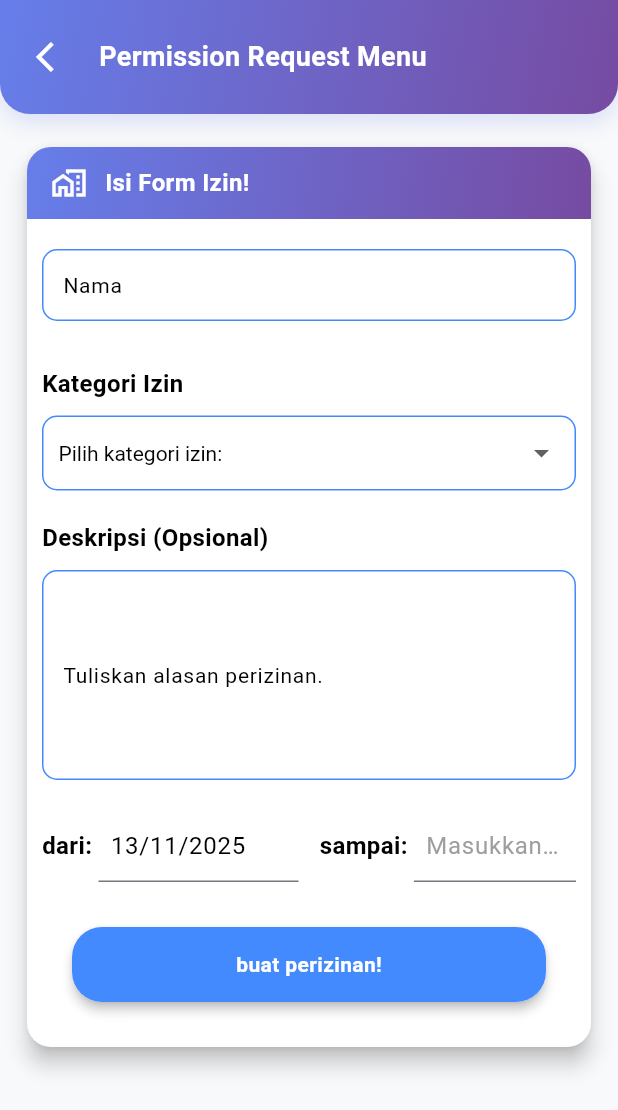
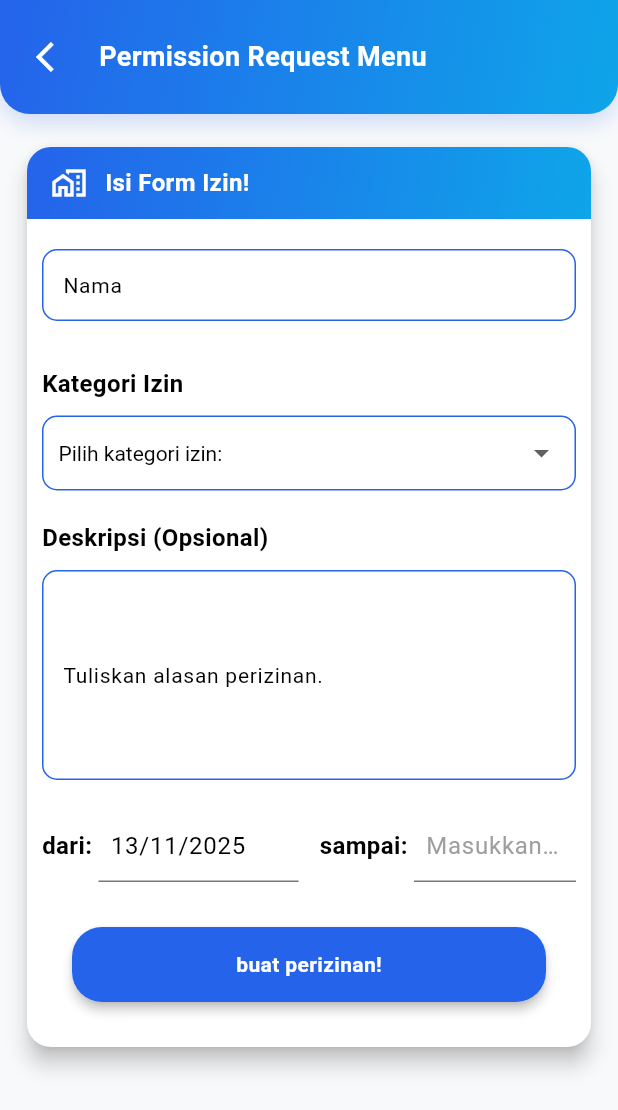
Before and after one commit to YusufxAlbana/attendance-app, a Flutter app: the screen it shows after launch, after a tap on "Permission", on a phone screen of 412 x 824 dp. Shown: the top 1110 px of the screen. Run offline on Flutter 3.47's test engine with Material 3 defaults, Android fonts, the phone set to English and light mode, and no system bars; our stand-ins replace camera, cloud_firestore, dotted_border, firebase_core, geocoding, geolocator and 1 more; missing offline and left inert: google_mlkit_face_detection; accounts and stored records are empty.

Commit message:
ganti warna aja

```diff
--- a/lib/screen/absent/absent_screen.dart
+++ b/lib/screen/absent/absent_screen.dart
@@ -55,7 +55,7 @@ class _AbsentScreenState extends State<AbsentScreen> {
       content: Row(
         children: [
           const CircularProgressIndicator(
-            valueColor: AlwaysStoppedAnimation<Color>(Colors.blueAccent),
+            valueColor: AlwaysStoppedAnimation<Color>(Color(0xFF2563EB)),
           ),
           Container(
             margin: const EdgeInsets.only(left: 20),
@@ -197,8 +197,8 @@ class _AbsentScreenState extends State<AbsentScreen> {
     Size size = MediaQuery.of(context).size;
 
     // theme colors (same as home)
-    const Color primary1 = Color(0xFF667EEA);
-    const Color primary2 = Color(0xFF764BA2);
+    const Color primary1 = Color(0xFF2563EB);
+    const Color primary2 = Color(0xFF0EA5E9);
 
     return Scaffold(
       backgroundColor: const Color(0xFFF8F9FA),
@@ -286,11 +286,11 @@ class _AbsentScreenState extends State<AbsentScreen> {
                     ),
                     border: OutlineInputBorder(
                       borderRadius: BorderRadius.circular(10),
-                      borderSide: const BorderSide(color: Colors.blueAccent),
+                      borderSide: const BorderSide(color: Color(0xFF2563EB)),
                     ),
                     enabledBorder: OutlineInputBorder(
                       borderRadius: BorderRadius.circular(10),
-                      borderSide: const BorderSide(color: Colors.blueAccent),
+                      borderSide: const BorderSide(color: Color(0xFF2563EB)),
                     ),
                   ),
                 ),
@@ -315,7 +315,7 @@ class _AbsentScreenState extends State<AbsentScreen> {
                   decoration: BoxDecoration(
                     borderRadius: BorderRadius.circular(10),
                     border: Border.all(
-                      color: Colors.blueAccent,
+                      color: Color(0xFF2563EB),
                       style: BorderStyle.solid,
                       width: 1,
                     ),
@@ -383,11 +383,11 @@ class _AbsentScreenState extends State<AbsentScreen> {
                     ),
                     border: OutlineInputBorder(
                       borderRadius: BorderRadius.circular(10),
-                      borderSide: const BorderSide(color: Colors.blueAccent),
+                      borderSide: const BorderSide(color: Color(0xFF2563EB)),
                     ),
                     enabledBorder: OutlineInputBorder(
                       borderRadius: BorderRadius.circular(10),
-                      borderSide: const BorderSide(color: Colors.blueAccent),
+                      borderSide: const BorderSide(color: Color(0xFF2563EB)),
                     ),
                   ),
                 ),
@@ -458,12 +458,12 @@ class _AbsentScreenState extends State<AbsentScreen> {
                                         colorScheme: const ColorScheme.light(
                                           onPrimary: Colors.white,
                                           onSurface: Colors.black,
-                                          primary: Colors.blueAccent,
+                                          primary: Color(0xFF2563EB),
                                         ),
                                         datePickerTheme:
                                             const DatePickerThemeData(
                                               headerBackgroundColor:
-                                                  Colors.blueAccent,
+                                                  Color(0xFF2563EB),
                                               backgroundColor: Colors.white,
                                               headerForegroundColor:
                                                   Colors.white,
@@ -521,7 +521,7 @@ class _AbsentScreenState extends State<AbsentScreen> {
                     ),
                     child: Material(
                       borderRadius: BorderRadius.circular(20),
-                      color: Colors.blueAccent,
+                      color: Color(0xFF2563EB),
                       child: InkWell(
                         splashColor: Colors.blue,
                         borderRadius: BorderRadius.circular(20),
@@ -545,7 +545,7 @@ class _AbsentScreenState extends State<AbsentScreen> {
                                     ),
                                   ],
                                 ),
-                                backgroundColor: Colors.blueAccent,
+                                backgroundColor: Color(0xFF2563EB),
                                 shape: StadiumBorder(),
                                 behavior: SnackBarBehavior.floating,
                               ),
--- a/lib/screen/info/info_screen.dart
+++ b/lib/screen/info/info_screen.dart
@@ -5,10 +5,10 @@ class InfoScreen extends StatelessWidget {
 
   @override
   Widget build(BuildContext context) {
-    const Color primary1 = Color(0xFF667EEA);
-    const Color primary2 = Color(0xFF764BA2);
+    const Color primary1 = Color(0xFF2563EB);
+    const Color primary2 = Color(0xFF0EA5E9);
     return Scaffold(
-      backgroundColor: const Color.fromARGB(106, 248, 249, 250),
+      backgroundColor: const Color(0xFFF8F9FA),
       body: SafeArea(
         child: Column(
           children: [
--- a/lib/ui/home_screen.dart
+++ b/lib/ui/home_screen.dart
@@ -12,7 +12,6 @@ class HomeScreen extends StatelessWidget {
     // Responsive sizes
     final double screenW = MediaQuery.of(context).size.width;
     final double headerFontSize = screenW < 360 ? 20 : (screenW < 420 ? 22 : 24);
-    final double subtitleFontSize = screenW < 360 ? 12 : 13;
     final double headerVerticalPadding = screenW < 360 ? 14 : 18;
 
     return Scaffold(
@@ -25,7 +24,7 @@ class HomeScreen extends StatelessWidget {
               width: double.infinity,
               decoration: BoxDecoration(
                 gradient: const LinearGradient(
-                  colors: [Color(0xFF667EEA), Color(0xFF764BA2)],
+                  colors: [Color(0xFF2563EB), Color(0xFF0EA5E9)],
                   begin: Alignment.topLeft,
                   end: Alignment.bottomRight,
                 ),
@@ -35,7 +34,7 @@ class HomeScreen extends StatelessWidget {
                 ),
                 boxShadow: [
                   BoxShadow(
-                    color: const Color(0xFF667EEA).withOpacity(0.3),
+                    color: const Color(0xFF2563EB).withOpacity(0.3),
                     blurRadius: 20,
                     offset: const Offset(0, 10),
                   ),
@@ -51,15 +50,6 @@ class HomeScreen extends StatelessWidget {
                       fontSize: headerFontSize,
                       fontWeight: FontWeight.bold,
                       color: Colors.white,
-                    ),
-                  ),
-                  const SizedBox(height: 6),
-                  Text(
-                    "Welcome to Admin Panel",
-                    style: TextStyle(
-                      fontSize: subtitleFontSize,
-                      color: const Color(0xFFE0E0FF),
-                      fontWeight: FontWeight.w500,
                     ),
                   ),
                 ],
@@ -93,8 +83,8 @@ class HomeScreen extends StatelessWidget {
                                 imageAsset: 'assets/images/ic_absen.png',
                                 title: "Attendance Record",
                                 subtitle: "Record your attendance",
-                                color: const Color(0xFF667EEA),
-                                lightColor: const Color(0xFFEFF0FF),
+                                color: const Color(0xFF2563EB),
+                                lightColor: const Color(0xFFEAF4FF),
                               ),
                             ),
                           ),
@@ -117,8 +107,8 @@ class HomeScreen extends StatelessWidget {
                                 imageAsset: 'assets/images/ic_leave.png',
                                 title: "Permission",
                                 subtitle: "Request leave or permission",
-                                color: const Color(0xFFF093FB),
-                                lightColor: const Color(0xFFFFF5FE),
+                                color: const Color(0xFF0EA5E9),
+                                lightColor: const Color(0xFFE6F7FF),
                               ),
                             ),
                           ),
@@ -142,8 +132,8 @@ class HomeScreen extends StatelessWidget {
                                 imageAsset: 'assets/images/ic_history.png',
                                 title: "Attendance History",
                                 subtitle: "View attendance records",
-                                color: const Color(0xFF4FACFE),
-                                lightColor: const Color(0xFFEFF7FF),
+                                color: const Color(0xFF22D3EE),
+                                lightColor: const Color(0xFFE6FFFA),
                               ),
                             ),
                           ),
@@ -165,8 +155,8 @@ class HomeScreen extends StatelessWidget {
                                 icon: Icons.info_outline,
                                 title: "Information",
                                 subtitle: "App info and details",
-                                color: const Color(0xFF00C9A7),
-                                lightColor: const Color(0xFFE6FFFA),
+                                color: const Color(0xFF0EA5E9),
+                                lightColor: const Color(0xFFE6F7FF),
                               ),
                             ),
                           ),
```
Also changed, not shown: lib/screen/attend/attend_screen.dart (+4 -4 lines), lib/screen/attendance_history/attendance_history.dart (+5 -5 lines).
